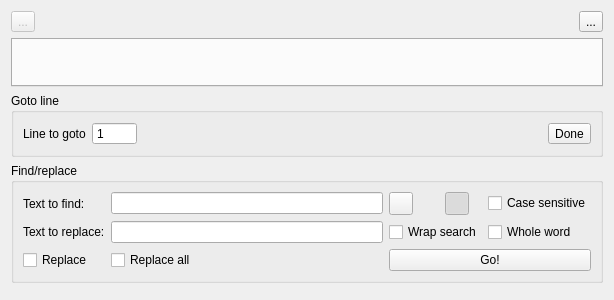
This is simplepythoneditor.ui in labscript-suite-bitbucket-archive-old/spielman-runmanager--forked-from--labscript_suite-runmanager as Qt 5 draws it before an edit. The edited form follows.
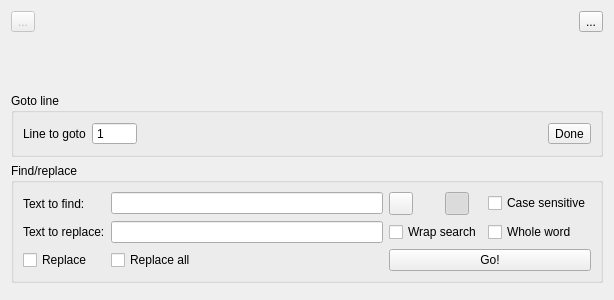
This is the edited form. Icons and pictures are not drawn.

Diff of the .ui file:
```diff
--- a/simplepythoneditor.ui
+++ b/simplepythoneditor.ui
@@ -79,6 +79,9 @@
      <property name="usesScrollButtons">
       <bool>true</bool>
      </property>
+     <property name="documentMode">
+      <bool>true</bool>
+     </property>
      <property name="tabsClosable">
       <bool>true</bool>
      </property>
```
Left out of the diff: 8 changed lines with no effect on the pictures.
